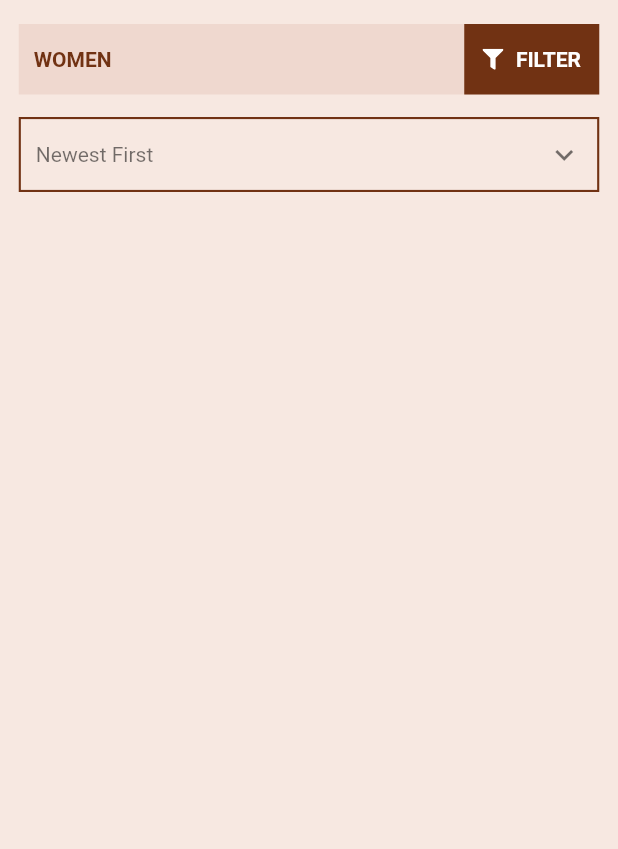
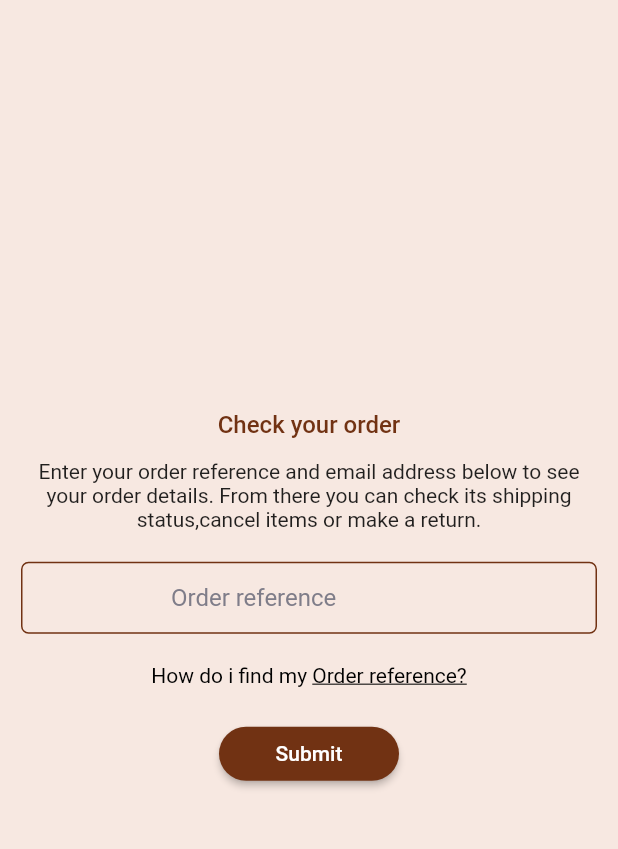
Before and after one commit to amaugarci/sololuxuryflutter, a Flutter app: the screen it shows after launch, on a phone screen of 412 x 824 dp, the part 60-909 px from its top. Run offline on Flutter 3.47's test engine with Material 2 defaults, Android fonts, the phone set to English and light mode, and no system bars; our stand-ins replace awesome_dialog, cached_network_image, carousel_slider, connectivity_plus, datetime_picker_formfield, dio and 5 more; missing offline and left inert: connectivity_plus_web, dio_http_cache; Roboto replaces fonts that are missing (SofiaPro); project files that could hold a hidden picture were left out.

Commit message:
Guest Returns Screen Add

```diff
--- /dev/null
+++ b/lib/app/screens/Guest_Returns/guest_returns_binding.dart
@@ -0,0 +1,10 @@
+import 'package:get/get.dart';
+
+import 'guest_returns_controller.dart';
+
+class GuestReturnsBindings extends Bindings {
+  @override
+  void dependencies() {
+    Get.lazyPut(() => GuestReturnsController());
+  }
+}
--- /dev/null
+++ b/lib/app/screens/Guest_Returns/guest_returns_controller.dart
@@ -0,0 +1,16 @@
+import 'package:flutter/cupertino.dart';
+import 'package:flutter/material.dart';
+import 'package:get/get.dart';
+import 'package:solo_luxury/app/utils/app_asset.dart';
+import 'package:solo_luxury/app/utils/colors.dart';
+import 'package:solo_luxury/utils/lang_directory/language_constant.dart';
+
+class GuestReturnsController extends GetxController {
+  RxInt index = 0.obs;
+  Rx<GlobalKey<ScaffoldState>> scaffoldKey = GlobalKey<ScaffoldState>().obs;
+
+  @override
+  void onInit() {
+    super.onInit();
+  }
+}
--- /dev/null
+++ b/lib/app/screens/Guest_Returns/guest_returns_screen.dart
@@ -0,0 +1,155 @@
+import 'package:flutter/cupertino.dart';
+import 'package:flutter/material.dart';
+import 'package:flutter_svg/svg.dart';
+import 'package:get/get.dart';
+import 'package:solo_luxury/app/utils/app_asset.dart';
+import 'package:solo_luxury/app/utils/colors.dart';
+import 'package:solo_luxury/utils/image_constant.dart';
+import 'package:solo_luxury/utils/lang_directory/language_constant.dart';
+import 'guest_returns_controller.dart';
+
+class GuestReturns extends GetView<GuestReturnsController> {
+  const GuestReturns({Key? key}) : super(key: key);
+
+  @override
+  Widget build(BuildContext context) {
+    final controller = Get.put(GuestReturnsController());
+
+    return Scaffold(
+      key: controller.scaffoldKey.value,
+      backgroundColor: backGroundColor,
+      appBar: AppBar(
+        backgroundColor: backGroundColor,
+        elevation: 0,
+        iconTheme: const IconThemeData(color: Colors.black),
+        centerTitle: true,
+        leading: InkWell(
+          onTap: () {
+            controller.scaffoldKey.value.currentState!.openDrawer();
+          },
+          child: Padding(
+            padding: const EdgeInsets.all(16.0),
+            child: SvgPicture.asset(ImageConstant.menuIcon),
+          ),
+        ),
+        actions: [
+          InkWell(
+            onTap: () {},
+            child: Padding(
+              padding:
+                  const EdgeInsets.symmetric(vertical: 16.0, horizontal: 8.0),
+              child: SvgPicture.asset(ImageConstant.searchIcon),
+            ),
+          ),
+          InkWell(
+            onTap: () {},
+            child: Padding(
+              padding:
+                  const EdgeInsets.symmetric(vertical: 16.0, horizontal: 8.0),
+              child: SvgPicture.asset(ImageConstant.heartIcon),
+            ),
+          ),
+          InkWell(
+            onTap: () {},
+            child: Padding(
+              padding:
+                  const EdgeInsets.symmetric(vertical: 16.0, horizontal: 8.0),
+              child: SvgPicture.asset(ImageConstant.shoppingCartIcon,
+                  color: Colors.black),
+            ),
+          ),
+        ],
+        title: Image.asset(AppAsset.logo, width: 110),
+        /*bottom: PreferredSize(
+          preferredSize: Size(Get.width, 60),
+          child: const HeaderWidget(),
+        ),*/
+      ),
+      drawer: const Drawer(),
+      body: Padding(
+        padding: const EdgeInsets.symmetric(horizontal: 14.0, vertical: 8.0),
+        child: Column(
+          mainAxisAlignment: MainAxisAlignment.center,
+          crossAxisAlignment: CrossAxisAlignment.center,
+          children: [
+            Row(
+              mainAxisAlignment: MainAxisAlignment.center,
+              children: [
+                Text(
+                  LanguageConstant.checkYourOrderText.tr,
+                  textAlign: TextAlign.center,
+                  style: TextStyle(
+                      fontWeight: FontWeight.w500,
+                      color: appColor,
+                      fontSize: 16),
+                ),
+              ],
+            ),
+            SizedBox(height: 14.0),
+            Text(
+              LanguageConstant.enterYourOrderText.tr,
+              textAlign: TextAlign.center,
+              style: TextStyle(),
+            ),
+            SizedBox(height: 20.0),
+            TextFormField(
+              decoration: InputDecoration(
+                filled: true,
+                fillColor: Colors.transparent,
+                contentPadding: EdgeInsets.only(bottom: 10, top: 10, left: 100),
+                hintText: "Order reference",
+                labelStyle: TextStyle(color: Colors.black26),
+                errorStyle: TextStyle(color: Colors.black26),
+                focusedBorder: OutlineInputBorder(
+                  borderRadius: BorderRadius.circular(5.0),
+                  borderSide: BorderSide(
+                    color: appColor,
+                  ),
+                ),
+                enabledBorder: OutlineInputBorder(
+                  borderRadius: BorderRadius.circular(5.0),
+                  borderSide: BorderSide(
+                    color: appColor,
+                    width: 1.0,
+                  ),
+                ),
+                border: OutlineInputBorder(
+                  borderSide: BorderSide(
+                    color: appColor,
+                  ),
+                  borderRadius: BorderRadius.circular(5.0),
+                ),
+              ),
+            ),
+            SizedBox(height: 20.0),
+            RichText(
+              text: TextSpan(
+                  text: "${LanguageConstant.howDoIFindText.tr} ",
+                  style: TextStyle(
+                    color: Colors.black,
+                  ),
+                  children: <TextSpan>[
+                    TextSpan(
+                        text: "${LanguageConstant.orderRefernceText.tr}",
+                        style: TextStyle(
+                          color: Colors.black,
+                          decoration: TextDecoration.underline,
+                        ))
+                  ]),
+            ),
+            SizedBox(height: 20.0),
+            Container(
+              width: 120,
+              child: ElevatedButton(
+                onPressed: () {},
+                child: Text(LanguageConstant.submitText.tr),
+                style: ElevatedButton.styleFrom(
+                    shape: StadiumBorder(), primary: appColor),
+              ),
+            ),
+          ],
+        ),
+      ),
+    );
+  }
+}
--- a/lib/app/screens/splash/splash_controller.dart
+++ b/lib/app/screens/splash/splash_controller.dart
@@ -13,7 +13,7 @@ class SplashController extends GetxController {
 
   _navigate() async {
     await Future.delayed(const Duration(seconds: 2), () async {
-      Get.offAllNamed(RoutesConstants.productsScreen);
+      Get.offAllNamed(RoutesConstants.guestReturnsScreen);
     });
   }
 }
--- a/lib/utils/app_pages.dart
+++ b/lib/utils/app_pages.dart
@@ -1,4 +1,6 @@
 import 'package:get/get.dart';
+import 'package:solo_luxury/app/screens/Guest_Returns/guest_returns_binding.dart';
+import 'package:solo_luxury/app/screens/Guest_Returns/guest_returns_screen.dart';
 import 'package:solo_luxury/app/screens/add_address/add_address.dart';
 import 'package:solo_luxury/app/screens/add_address/add_address_binding.dart';
 import 'package:solo_luxury/app/screens/address_book/address_book.dart';
@@ -80,5 +82,10 @@ class AppPages {
       page: () => const CountryScreen(),
       binding: CountryScreenBindings(),
     ),
+    GetPage(
+      name: RoutesConstants.guestReturnsScreen,
+      page: () => const GuestReturns(),
+      binding: GuestReturnsBindings(),
+    ),
   ];
 }
--- a/lib/utils/app_routes.dart
+++ b/lib/utils/app_routes.dart
@@ -16,5 +16,5 @@ class RoutesConstants {
   static const String myAccountScreen = "/myAccountScreen";
   static const String addressBookScreen = "/addressBookScreen";
   static const String countryScreen = "/countryScreen";
-  // static const String countryScreen = "/countryScreen";
+  static const String guestReturnsScreen = "/guestReturnsScreen";
 }
--- a/lib/utils/lang_directory/en.dart
+++ b/lib/utils/lang_directory/en.dart
@@ -29,4 +29,10 @@ const Map<String, String> en = {
       "You added ALEXANDER MCQUEEN MULES ALEXANDER MCQUEEN HYBRID SIGNATURE SLIDES to your shopping cart.",
   "viewCartText": "View Cart",
   "continueShoppingText": "Continue Shopping",
+  "checkYourOrderText": "Check your order",
+  "enterYourOrderText":
+      "Enter your order reference and email address below to see your order details. From there you can check its shipping status,cancel items or make a return.",
+  "howDoIFindText": "How do i find my",
+  "orderRefernceText": "Order reference?",
+  "submitText": "Submit",
 };
--- a/lib/utils/lang_directory/language_constant.dart
+++ b/lib/utils/lang_directory/language_constant.dart
@@ -30,4 +30,9 @@ class LanguageConstant {
   static const String youaddCartText = "youaddCartText";
   static const String viewCartText = "viewCartText";
   static const String continueShoppingText = "continueShoppingText";
+  static const String checkYourOrderText = "checkYourOrderText";
+  static const String enterYourOrderText = "enterYourOrderText";
+  static const String howDoIFindText = "howDoIFindText";
+  static const String submitText = "submitText";
+  static const String orderRefernceText = "orderRefernceText";
 }
```
Also changed, not shown: 2 other files.
